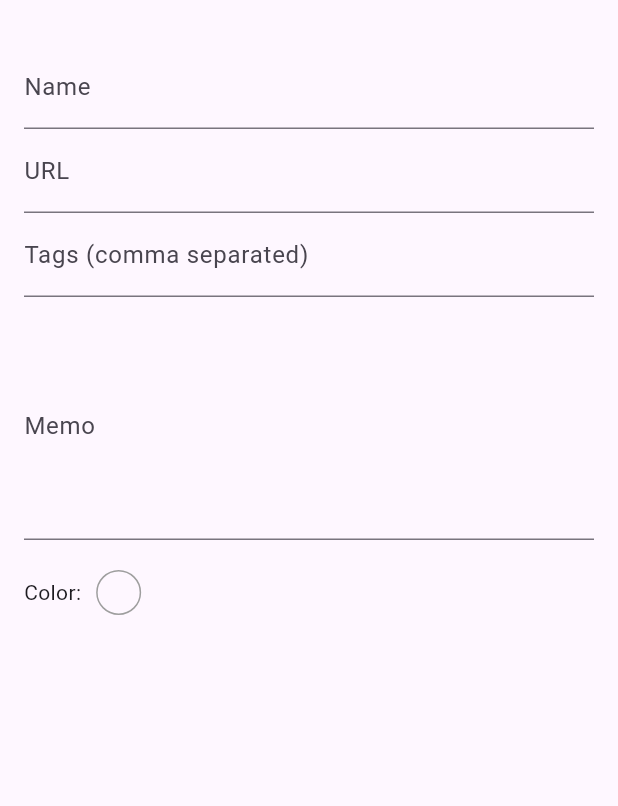
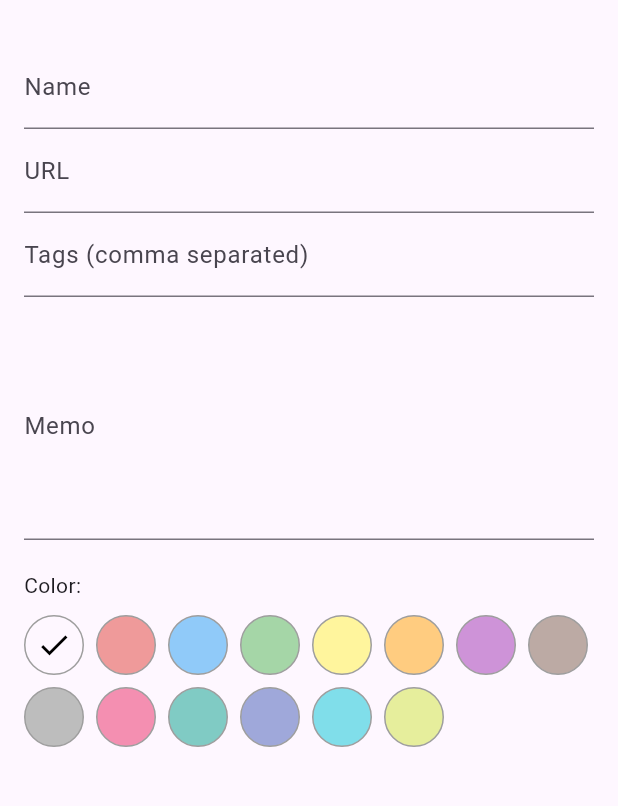
Before and after one commit to BERUSUkobo7/LinkNote, a Flutter app: the screen it shows after launch, after a tap on the "add" icon, on a phone screen of 412 x 824 dp, the part 63-869 px from its top. Run offline on Flutter 3.47's test engine with Material 3 defaults, Android fonts, the phone set to English and light mode, and no system bars; our stand-ins replace shared_preferences.

Commit message:
fix color

```diff
--- a/lib/main.dart
+++ b/lib/main.dart
@@ -16,7 +16,7 @@ class MyApp extends StatelessWidget {
       create: (context) => TodoProvider(),
       child: MaterialApp(
         debugShowCheckedModeBanner: false,
-        title: 'Todo App',
+        title: 'Link Note',
         theme: ThemeData(
           primarySwatch: Colors.blue,
           visualDensity: VisualDensity.adaptivePlatformDensity,
--- a/lib/screens/add_edit_todo_screen.dart
+++ b/lib/screens/add_edit_todo_screen.dart
@@ -1,5 +1,4 @@
 import 'package:flutter/material.dart';
-import 'package:flutter_colorpicker/flutter_colorpicker.dart';
 import 'package:provider/provider.dart';
 import '../models/todo.dart';
 import '../providers/todo_provider.dart';
@@ -21,6 +20,23 @@ class _AddEditTodoScreenState extends State<AddEditTodoScreen> {
   late Color _color;
   late String? _memo;
   final _tagController = TextEditingController();
+
+  final List<Color> _colorPalette = [
+    Colors.transparent,
+    Colors.red[200]!,
+    Colors.blue[200]!,
+    Colors.green[200]!,
+    Colors.yellow[200]!,
+    Colors.orange[200]!,
+    Colors.purple[200]!,
+    Colors.brown[200]!,
+    Colors.grey[400]!,
+    Colors.pink[200]!,
+    Colors.teal[200]!,
+    Colors.indigo[200]!,
+    Colors.cyan[200]!,
+    Colors.lime[200]!,
+  ];
 
   @override
   void initState() {
@@ -67,7 +83,9 @@ class _AddEditTodoScreenState extends State<AddEditTodoScreen> {
         padding: const EdgeInsets.all(16.0),
         child: Form(
           key: _formKey,
+          child: SingleChildScrollView(
             child: Column(
+              crossAxisAlignment: CrossAxisAlignment.start,
               children: [
                 TextFormField(
                   initialValue: _name,
@@ -97,8 +115,8 @@ class _AddEditTodoScreenState extends State<AddEditTodoScreen> {
                 ),
                 TextFormField(
                   controller: _tagController,
-                decoration:
-                    const InputDecoration(labelText: 'Tags (comma separated)'),
+                  decoration: const InputDecoration(
+                      labelText: 'Tags (comma separated)'),
                   onSaved: (value) => _tags = value!,
                 ),
                 const SizedBox(height: 10),
@@ -116,7 +134,8 @@ class _AddEditTodoScreenState extends State<AddEditTodoScreen> {
                                     .toList();
                                 if (!currentTags.contains(tag)) {
                                   currentTags.add(tag);
-                                _tagController.text = currentTags.join(', ');
+                                  _tagController.text =
+                                      currentTags.join(', ');
                                 }
                               });
                             },
@@ -130,52 +149,36 @@ class _AddEditTodoScreenState extends State<AddEditTodoScreen> {
                   onSaved: (value) => _memo = value,
                 ),
                 const SizedBox(height: 20),
-              Row(
-                children: [
                 const Text('Color:'),
-                  const SizedBox(width: 10),
-                  GestureDetector(
+                const SizedBox(height: 10),
+                Wrap(
+                  spacing: 8.0,
+                  runSpacing: 8.0,
+                  children: _colorPalette
+                      .map((color) => GestureDetector(
                             onTap: () {
-                      showDialog(
-                        context: context,
-                        builder: (context) => AlertDialog(
-                          title: const Text('Pick a color'),
-                          content: SingleChildScrollView(
-                            child: ColorPicker(
-                              pickerColor: _color,
-                              onColorChanged: (color) {
                               setState(() {
                                 _color = color;
                               });
                             },
-                              showLabel: true,
-                              pickerAreaHeightPercent: 0.8,
+                            child: Container(
+                              width: 40,
+                              height: 40,
+                              decoration: BoxDecoration(
+                                color: color,
+                                shape: BoxShape.circle,
+                                border: Border.all(color: Colors.grey),
                               ),
+                              child: _color.value == color.value
+                                  ? const Icon(Icons.check,
+                                      color: Colors.black)
+                                  : null,
                             ),
-                          actions: [
-                            TextButton(
-                              onPressed: () {
-                                Navigator.of(context).pop();
-                              },
-                              child: const Text('Done'),
+                          ))
+                      .toList(),
                 )
               ],
             ),
-                      );
-                    },
-                    child: Container(
-                      width: 30,
-                      height: 30,
-                      decoration: BoxDecoration(
-                        color: _color,
-                        shape: BoxShape.circle,
-                        border: Border.all(color: Colors.grey),
-                      ),
-                    ),
-                  ),
-                ],
-              )
-            ],
           ),
         ),
       ),
--- a/lib/screens/todo_list_screen.dart
+++ b/lib/screens/todo_list_screen.dart
@@ -21,7 +21,7 @@ class _TodoListScreenState extends State<TodoListScreen> {
   Widget build(BuildContext context) {
     return Scaffold(
       appBar: AppBar(
-        title: const Text('Todo List'),
+        title: const Text('Link Note'),
         actions: [
           Consumer<TodoProvider>(
             builder: (context, todoProvider, child) {
@@ -80,6 +80,9 @@ class _TodoListScreenState extends State<TodoListScreen> {
               return Card(
                 key: ValueKey(todo.id),
                 margin: const EdgeInsets.symmetric(vertical: 4),
+                color: todo.colorValue != null && todo.colorValue != Colors.transparent.value
+                    ? Color(todo.colorValue!)
+                    : null,
                 child: Dismissible(
                   key: ValueKey('${todo.id}_dismissible'),
                   background: Container(
--- a/pubspec.yaml
+++ b/pubspec.yaml
@@ -40,7 +40,6 @@ dependencies:
   shared_preferences: ^2.0.0
   intl: ^0.18.0
   uuid: ^4.0.0
-  flutter_colorpicker: ^1.1.0
 
 dev_dependencies:
   flutter_test:
```
Also changed, not shown: pubspec.lock, 2 other files. Lines whose indentation alone changed are shown as unchanged.
